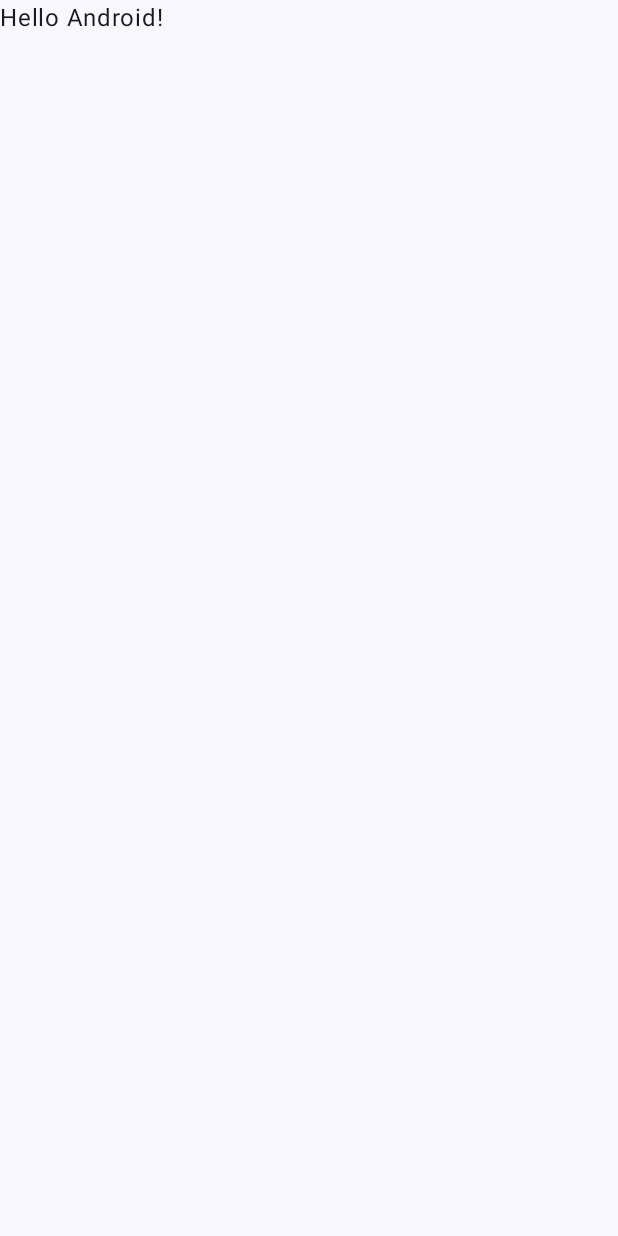
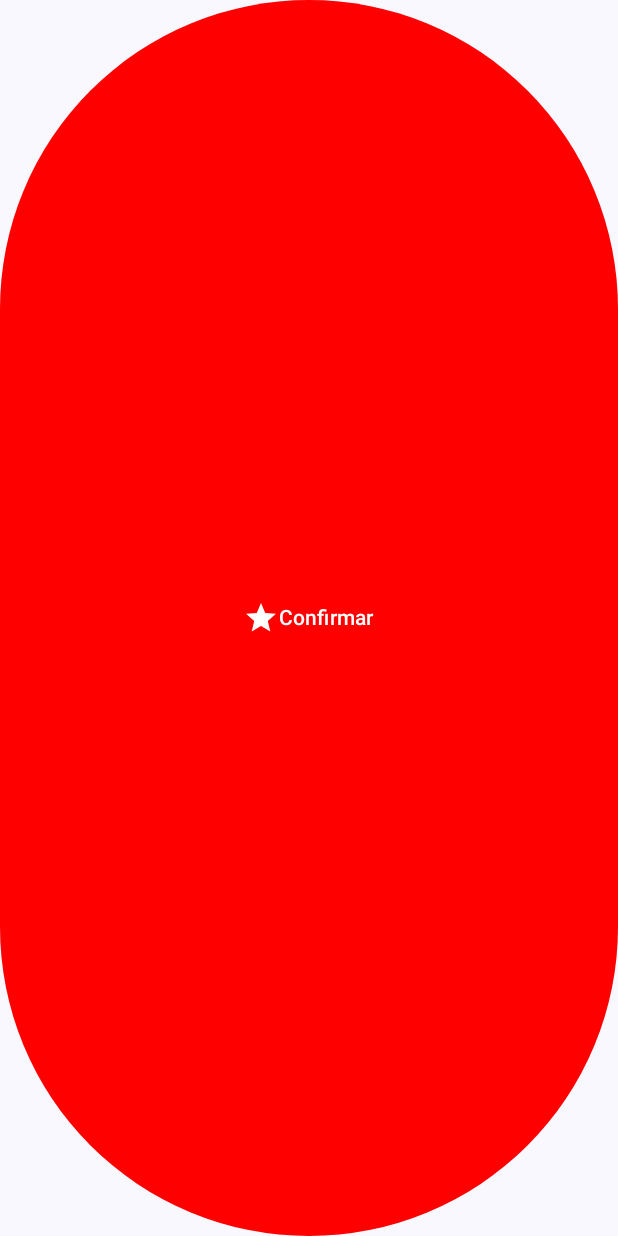
Before and after one commit to alxmart/ComposeDIO, an Android app built with Jetpack Compose: the screen it shows after launch (MainActivity), on a phone screen of 412 x 824 dp. Before the commit the screen is almost empty. Run offline under Robolectric (Android 15) with nearby library versions, the phone set to English and light mode, and no system bars.

Commit message:
Setting button colors.

```diff
--- a/app/src/main/java/com/luizafmartinez/composedio/MainActivity.kt
+++ b/app/src/main/java/com/luizafmartinez/composedio/MainActivity.kt
@@ -1,10 +1,12 @@
 package com.luizafmartinez.composedio
 
+import android.graphics.Color
 import android.os.Bundle
 import androidx.activity.ComponentActivity
 import androidx.activity.compose.setContent
 import androidx.compose.foundation.layout.fillMaxSize
 import androidx.compose.material3.Button
+import androidx.compose.material3.ButtonDefaults
 import androidx.compose.material3.Icon
 import androidx.compose.material3.MaterialTheme
 import androidx.compose.material3.Surface
@@ -25,7 +27,8 @@ class MainActivity : ComponentActivity() {
                     modifier = Modifier.fillMaxSize(),
                     color = MaterialTheme.colorScheme.background
                 ) {
-                    Greeting("Android")
+                    //Greeting("Android")
+                    MainScreen()
                 }
             }
         }
@@ -36,12 +39,16 @@ class MainActivity : ComponentActivity() {
 fun MainScreen() {
 //    Text(text = "Texto com Compose")
 //    Text(text = "Outro texto")
-    Button(onClick = { /*TODO*/ }) {
+    Button(
+        onClick = { /*TODO*/ },
+        colors = ButtonDefaults.buttonColors(androidx.compose.ui.graphics.Color.Red)
+    ) {
         Icon(
             painter = painterResource(id = R.drawable.star_24),
             contentDescription = null
         )
-        Text(text= "Confirmar")
+        Text(text= "Confirmar",
+             color = androidx.compose.ui.graphics.Color.White )
     }
 }
 
```
